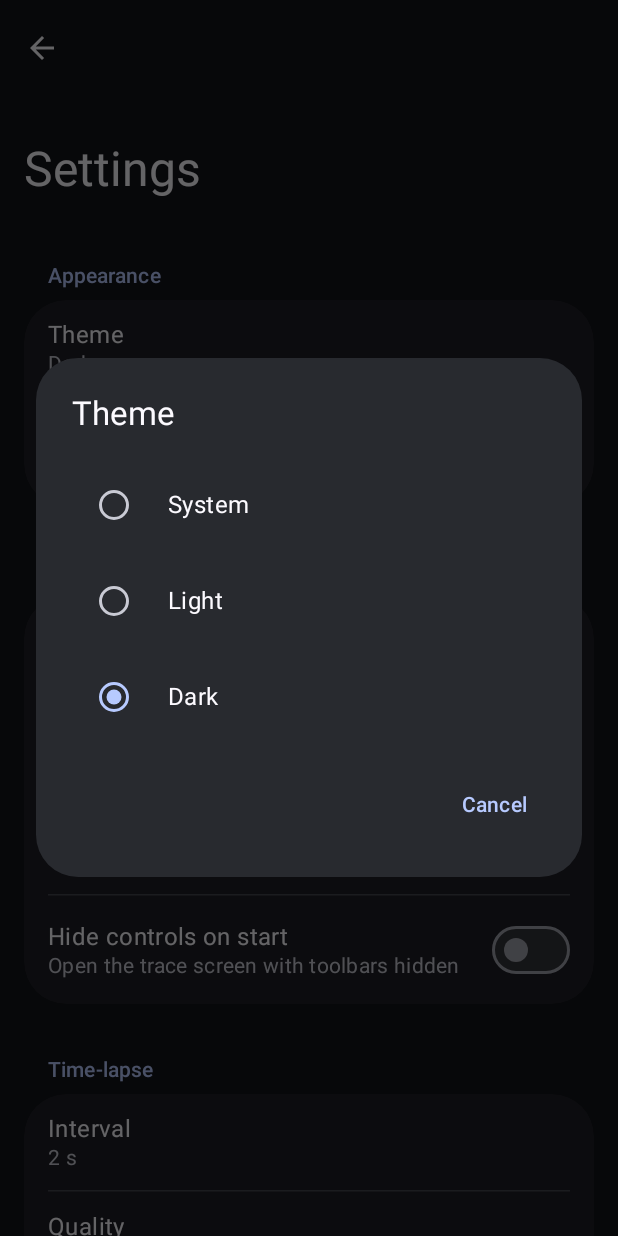
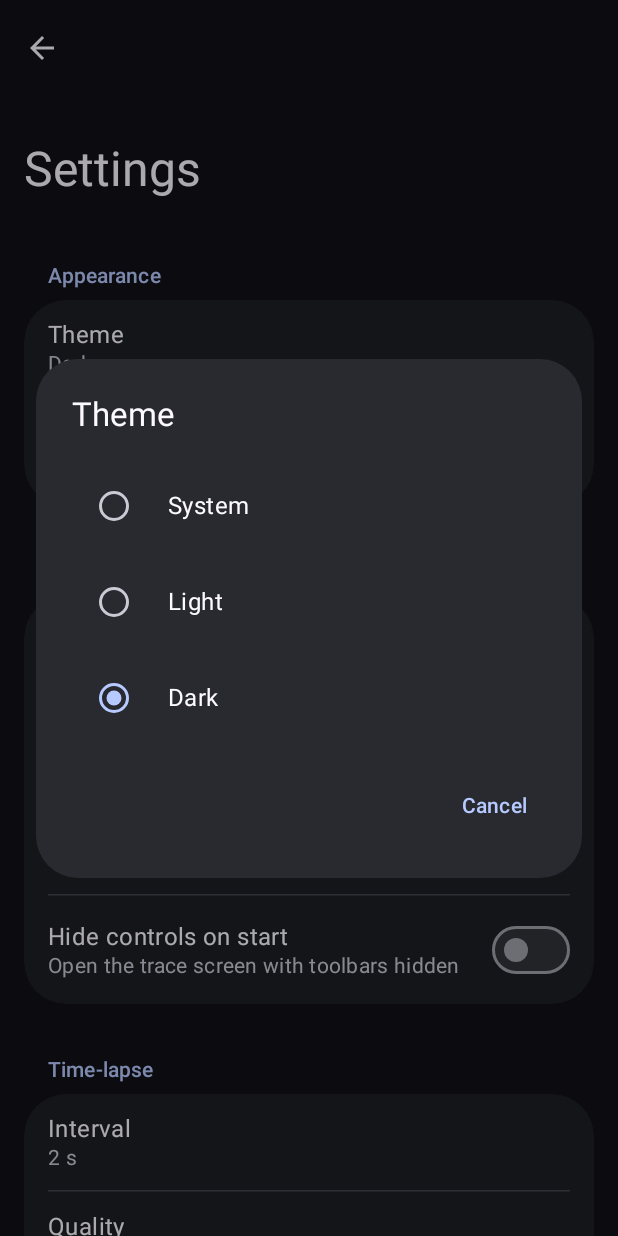
Before and after one commit to samfoundsus/Trace, an Android app built with Jetpack Compose: the composable SettingsScreen shown on its own in the app's theme, after a tap on "Theme", on a phone screen of 412 x 824 dp. Run offline under Robolectric (Android 15) with nearby library versions, the phone set to English and light mode, and no system bars; our stand-ins replace Room's generated code; 8 statements that could not run were skipped.

Commit message:
refactor: improve dialog styling and app configuration
Update dialog themes for better UI consistency, increase max width for dialogs across screens, and restrict NDK ABI filters to optimize build size.

```diff
--- a/app/build.gradle.kts
+++ b/app/build.gradle.kts
@@ -64,6 +64,8 @@ android {
     buildConfigField("String", "BASE_VERSION_NAME", "\"$baseVersionName\"")
     buildConfigField("int", "BUILD_NUMBER", "$resolvedBuildNumber")
     buildConfigField("String", "GIT_COMMIT", "\"$resolvedGitCommit\"")
+
+    ndk { abiFilters += listOf("arm64-v8a", "armeabi-v7a") }
 
     testInstrumentationRunner = "androidx.test.runner.AndroidJUnitRunner"
   }
--- a/app/src/main/java/com/example/ui/home/HomeScreen.kt
+++ b/app/src/main/java/com/example/ui/home/HomeScreen.kt
@@ -568,7 +568,7 @@ fun HomeScreen(
                 tonalElevation = 0.dp,
                 modifier = Modifier
                     .padding(horizontal = 24.dp)
-                    .widthIn(min = 280.dp, max = 400.dp)
+                    .widthIn(min = 280.dp, max = 560.dp)
             ) {
                 Column(modifier = Modifier.padding(24.dp)) {
                     Text(
@@ -636,7 +636,7 @@ fun HomeScreen(
                 tonalElevation = 0.dp,
                 modifier = Modifier
                     .padding(horizontal = 24.dp)
-                    .widthIn(min = 280.dp, max = 400.dp)
+                    .widthIn(min = 280.dp, max = 560.dp)
             ) {
                 Column(modifier = Modifier.padding(24.dp)) {
                     Text(
--- a/app/src/main/java/com/example/ui/settings/SettingsScreen.kt
+++ b/app/src/main/java/com/example/ui/settings/SettingsScreen.kt
@@ -480,7 +480,7 @@ fun SettingsScreen(
             tonalElevation = 0.dp,
             modifier = Modifier
                 .padding(horizontal = 24.dp)
-                .widthIn(min = 280.dp, max = 400.dp)
+                .widthIn(min = 280.dp, max = 560.dp)
         ) {
             Column(modifier = Modifier.padding(24.dp)) {
                 Text(
@@ -540,7 +540,7 @@ fun SettingsScreen(
             tonalElevation = 0.dp,
             modifier = Modifier
                 .padding(horizontal = 24.dp)
-                .widthIn(min = 280.dp, max = 400.dp)
+                .widthIn(min = 280.dp, max = 560.dp)
         ) {
             Column(modifier = Modifier.padding(24.dp)) {
                 Text(
@@ -737,7 +737,7 @@ private fun <T> SingleChoiceRadioDialog(
             tonalElevation = 0.dp,
             modifier = Modifier
                 .padding(horizontal = 24.dp)
-                .widthIn(min = 280.dp, max = 400.dp)
+                .widthIn(min = 280.dp, max = 560.dp)
         ) {
             Column(modifier = Modifier.padding(24.dp)) {
                 Text(
--- a/app/src/main/java/com/example/ui/theme/Motion.kt
+++ b/app/src/main/java/com/example/ui/theme/Motion.kt
@@ -1,43 +1,56 @@
 package com.example.ui.theme
 
 import android.content.Context
+import android.graphics.drawable.ColorDrawable
 import android.provider.Settings
+import android.view.WindowManager
 import androidx.compose.animation.AnimatedVisibility
 import androidx.compose.animation.core.CubicBezierEasing
 import androidx.compose.animation.core.FastOutLinearInEasing
 import androidx.compose.animation.core.LinearOutSlowInEasing
 import androidx.compose.animation.core.MutableTransitionState
 import androidx.compose.animation.core.Spring
+import androidx.compose.animation.core.animateFloat
 import androidx.compose.animation.core.animateFloatAsState
+import androidx.compose.animation.core.rememberTransition
 import androidx.compose.animation.core.snap
 import androidx.compose.animation.core.spring
 import androidx.compose.animation.core.tween
 import androidx.compose.animation.fadeIn
 import androidx.compose.animation.fadeOut
-import androidx.compose.animation.scaleIn
-import androidx.compose.animation.scaleOut
 import androidx.compose.animation.slideInVertically
 import androidx.compose.animation.slideOutVertically
+import androidx.compose.foundation.background
+import androidx.compose.foundation.clickable
 import androidx.compose.foundation.interaction.InteractionSource
+import androidx.compose.foundation.interaction.MutableInteractionSource
 import androidx.compose.foundation.interaction.collectIsDraggedAsState
 import androidx.compose.foundation.interaction.collectIsPressedAsState
 import androidx.compose.foundation.layout.Box
+import androidx.compose.foundation.layout.fillMaxSize
 import androidx.compose.runtime.Composable
 import androidx.compose.runtime.LaunchedEffect
+import androidx.compose.runtime.SideEffect
 import androidx.compose.runtime.getValue
 import androidx.compose.runtime.mutableStateOf
 import androidx.compose.runtime.remember
 import androidx.compose.runtime.setValue
+import androidx.compose.ui.Alignment
 import androidx.compose.ui.Modifier
 import androidx.compose.ui.composed
+import androidx.compose.ui.graphics.Color
+import androidx.compose.ui.graphics.TransformOrigin
 import androidx.compose.ui.graphics.graphicsLayer
 import androidx.compose.ui.input.pointer.PointerEventPass
 import androidx.compose.ui.input.pointer.pointerInput
 import androidx.compose.ui.platform.LocalContext
 import androidx.compose.ui.platform.LocalDensity
+import androidx.compose.ui.platform.LocalView
 import androidx.compose.ui.unit.dp
 import androidx.compose.ui.window.Dialog
 import androidx.compose.ui.window.DialogProperties
+import androidx.compose.ui.window.DialogWindowProvider
+import com.example.R
 
 /**
  * Standard Material 3 Easing curves and durations.
@@ -260,8 +273,15 @@ fun StaggeredSettingsCardEntrance(
 }
 
 /**
- * Material dialog wrapper that scales from 0.9 to 1 + fades in over 250 ms,
- * and fades out over 150 ms when dismissed.
+ * Native Google / Material 3 dialog wrapper:
+ * - Disables any platform/OEM window slide animation or lingering window dim via [DialogWindowProvider]
+ *   and keeps the root [Dialog] container at constant full-screen size from frame 1 so Android's
+ *   WindowManager never triggers a window-bounds relayout slide.
+ * - Open: fades in (0 -> 1) + scales from 0.85 to 1.0 around the dialog's own centre over 250 ms
+ *   with emphasized-decelerate easing (cubic-bezier 0.05, 0.7, 0.1, 1.0), with zero translation.
+ * - Scrim: fades in over 250 ms to standard scrim colour (black, 32% alpha), no slide.
+ * - Close: fades out to 0 + scales to 0.95 over 150 ms with standard accelerate easing,
+ *   with the dialog and scrim disappearing together and kept in composition until exit finishes.
  */
 @Composable
 fun AnimatedMaterialDialog(
@@ -271,46 +291,122 @@ fun AnimatedMaterialDialog(
 ) {
     val animationsEnabled = rememberAnimationsEnabled()
     val transitionState = remember { MutableTransitionState(false) }
-
-    LaunchedEffect(visible) {
+    // Set targetState synchronously during composition so Frame 1 immediately begins the transition
+    // and never measures an empty 0x0 dialog window first.
     transitionState.targetState = visible
-    }
 
     if (visible || transitionState.currentState || !transitionState.isIdle) {
         Dialog(
             onDismissRequest = onDismissRequest,
-            properties = DialogProperties(usePlatformDefaultWidth = false)
+            properties = DialogProperties(
+                usePlatformDefaultWidth = false,
+                decorFitsSystemWindows = false
+            )
         ) {
+            val view = LocalView.current
+            val dialogWindowProvider = view.parent as? DialogWindowProvider
+
+            remember(dialogWindowProvider) {
+                dialogWindowProvider?.window?.apply {
+                    setWindowAnimations(R.style.Animation_Trace_DialogWindow)
+                    setDimAmount(0f)
+                    clearFlags(WindowManager.LayoutParams.FLAG_DIM_BEHIND)
+                    setBackgroundDrawable(ColorDrawable(android.graphics.Color.TRANSPARENT))
+                    setLayout(
+                        WindowManager.LayoutParams.MATCH_PARENT,
+                        WindowManager.LayoutParams.MATCH_PARENT
+                    )
+                }
+                true
+            }
+            SideEffect {
+                dialogWindowProvider?.window?.apply {
+                    setWindowAnimations(R.style.Animation_Trace_DialogWindow)
+                    setDimAmount(0f)
+                    clearFlags(WindowManager.LayoutParams.FLAG_DIM_BEHIND)
+                }
+            }
+
             val enterDur = TraceMotion.duration(TraceMotion.DURATION_MEDIUM, animationsEnabled)
             val exitDur = TraceMotion.duration(TraceMotion.DURATION_QUICK, animationsEnabled)
-            AnimatedVisibility(
-                visibleState = transitionState,
-                enter = fadeIn(
-                    animationSpec = tween(
+
+            val transition = rememberTransition(transitionState, label = "material_dialog_transition")
+            val progress by transition.animateFloat(
+                transitionSpec = {
+                    if (targetState) {
+                        if (animationsEnabled) {
+                            tween(
                                 durationMillis = enterDur,
                                 easing = TraceMotion.EmphasizedDecelerateEasing
                             )
-                ) + scaleIn(
-                    initialScale = 0.9f,
-                    animationSpec = tween(
-                        durationMillis = enterDur,
-                        easing = TraceMotion.EmphasizedDecelerateEasing
+                        } else {
+                            snap()
+                        }
+                    } else {
+                        if (animationsEnabled) {
+                            tween(
+                                durationMillis = exitDur,
+                                easing = TraceMotion.StandardAccelerateEasing
                             )
-                ),
-                exit = fadeOut(
-                    animationSpec = tween(
-                        durationMillis = exitDur,
-                        easing = TraceMotion.EmphasizedAccelerateEasing
-                    )
-                ) + scaleOut(
-                    targetScale = 0.9f,
-                    animationSpec = tween(
-                        durationMillis = exitDur,
-                        easing = TraceMotion.EmphasizedAccelerateEasing
+                        } else {
+                            snap()
+                        }
+                    }
+                },
+                label = "dialog_progress"
+            ) { isVisible ->
+                if (isVisible) 1f else 0f
+            }
+
+            val isOpening = transition.targetState
+            val scrimInteractionSource = remember { MutableInteractionSource() }
+
+            Box(
+                modifier = Modifier.fillMaxSize(),
+                contentAlignment = Alignment.Center
+            ) {
+                // Scrim: fades in over 250 ms to black @ 32% alpha and fades out over 150 ms with the dialog
+                Box(
+                    modifier = Modifier
+                        .fillMaxSize()
+                        .graphicsLayer { alpha = progress }
+                        .background(Color.Black.copy(alpha = 0.32f))
+                        .clickable(
+                            interactionSource = scrimInteractionSource,
+                            indication = null,
+                            enabled = visible,
+                            onClick = onDismissRequest
                         )
                 )
+
+                // Dialog card: constant layout bounds centered on screen;
+                // open fade (0 -> 1) + scale (0.85 -> 1.0) around Center in 250 ms (emphasized-decelerate);
+                // close fade (1 -> 0) + scale (1.0 -> 0.95) around Center in 150 ms (standard-accelerate).
+                Box(
+                    contentAlignment = Alignment.Center,
+                    modifier = Modifier
+                        .graphicsLayer {
+                            val scale = if (isOpening) {
+                                0.85f + (0.15f * progress)
+                            } else {
+                                0.95f + (0.05f * progress)
+                            }
+                            alpha = progress
+                            scaleX = scale
+                            scaleY = scale
+                            transformOrigin = TransformOrigin.Center
+                        }
+                        .pointerInput(Unit) {
+                            awaitPointerEventScope {
+                                while (true) {
+                                    val event = awaitPointerEvent(PointerEventPass.Final)
+                                    event.changes.forEach { it.consume() }
+                                }
+                            }
+                        }
                 ) {
                     content()
+                }
             }
         }
     }
--- a/app/src/main/java/com/example/ui/trace/TraceScreen.kt
+++ b/app/src/main/java/com/example/ui/trace/TraceScreen.kt
@@ -1053,7 +1053,7 @@ fun TraceScreen(
             tonalElevation = 0.dp,
             modifier = Modifier
                 .padding(horizontal = 24.dp)
-                .widthIn(min = 280.dp, max = 400.dp)
+                .widthIn(min = 280.dp, max = 560.dp)
         ) {
             Column(modifier = Modifier.padding(24.dp)) {
                 Text(
--- a/app/src/main/res/values/themes.xml
+++ b/app/src/main/res/values/themes.xml
@@ -1,6 +1,22 @@
 <?xml version="1.0" encoding="utf-8"?>
 <resources>
-    <style name="Theme.MyApplication" parent="android:Theme.DeviceDefault.NoActionBar" />
+    <style name="Animation.Trace.DialogWindow" parent="@android:style/Animation">
+        <item name="android:windowEnterAnimation">@null</item>
+        <item name="android:windowExitAnimation">@null</item>
+    </style>
+
+    <style name="Theme.Trace.Dialog" parent="android:Theme.DeviceDefault.Dialog">
+        <item name="android:windowAnimationStyle">@style/Animation.Trace.DialogWindow</item>
+        <item name="android:windowBackground">@android:color/transparent</item>
+        <item name="android:backgroundDimEnabled">false</item>
+        <item name="android:windowNoTitle">true</item>
+        <item name="android:windowIsFloating">false</item>
+    </style>
+
+    <style name="Theme.MyApplication" parent="android:Theme.DeviceDefault.NoActionBar">
+        <item name="android:dialogTheme">@style/Theme.Trace.Dialog</item>
+        <item name="android:alertDialogTheme">@style/Theme.Trace.Dialog</item>
+    </style>
 
     <style name="Theme.Trace.Starting" parent="Theme.SplashScreen.IconBackground">
         <item name="windowSplashScreenBackground">#FFFFFF</item>
```
Lines whose indentation alone changed are shown as unchanged.
